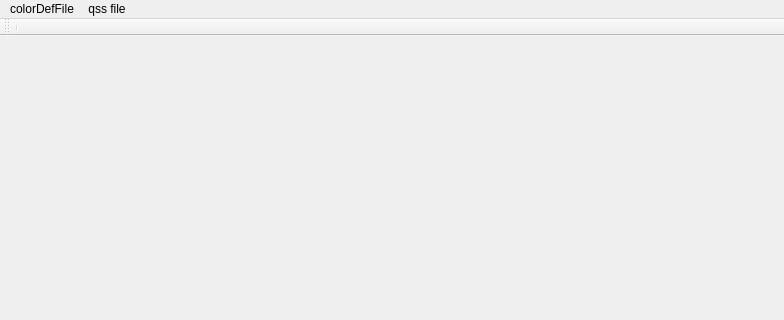
The window that src/mainwindow.ui (chenghongfeng/QssCreator) describes before a commit, drawn with Qt 5; both pictures show x 0 to 784 and y 0 to 320 of the 784 by 663 pixel window.
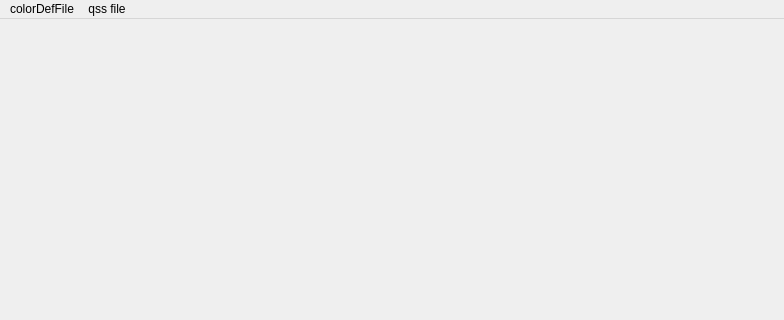
The same window after the commit.

Commit message: 1.移除QToolBar 2.界面修改

Diff of the .ui file:
```diff
--- a/src/mainwindow.ui
+++ b/src/mainwindow.ui
@@ -14,18 +14,6 @@
    <string>MainWindow</string>
   </property>
   <widget class="QWidget" name="centralwidget"/>
-  <widget class="QToolBar" name="toolBar_2">
-   <property name="windowTitle">
-    <string>toolBar_2</string>
-   </property>
-   <attribute name="toolBarArea">
-    <enum>TopToolBarArea</enum>
-   </attribute>
-   <attribute name="toolBarBreak">
-    <bool>false</bool>
-   </attribute>
-   <addaction name="separator"/>
-  </widget>
   <widget class="QMenuBar" name="menuBar">
    <property name="geometry">
     <rect>
```
The commit also changes 5 other files.
